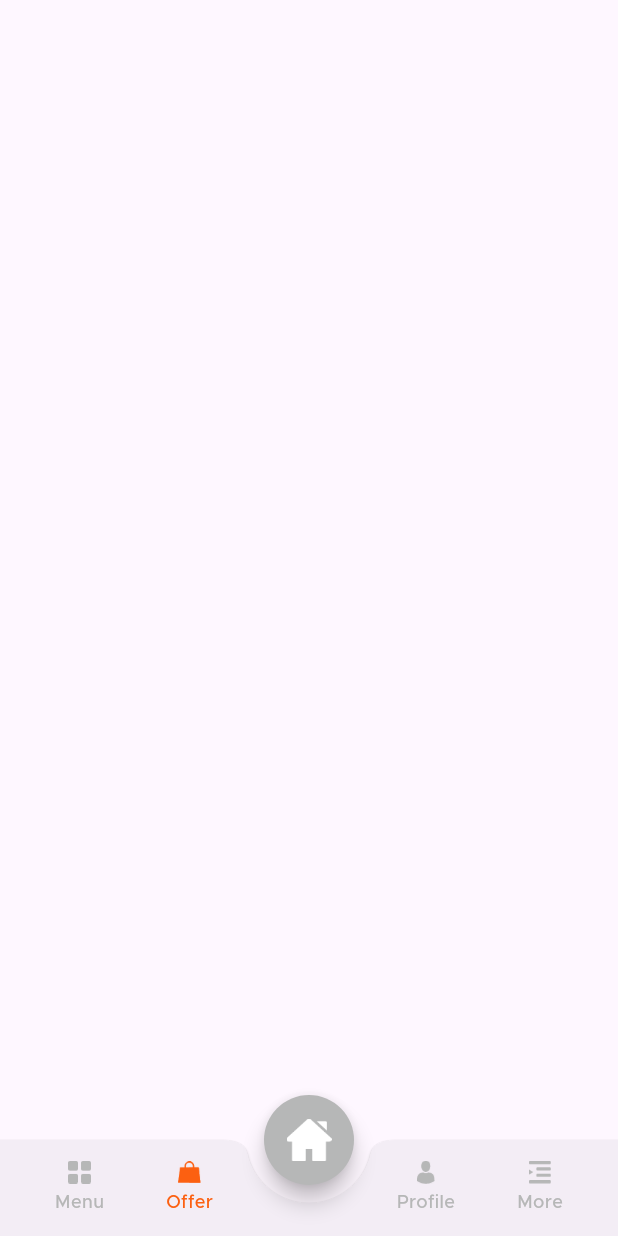
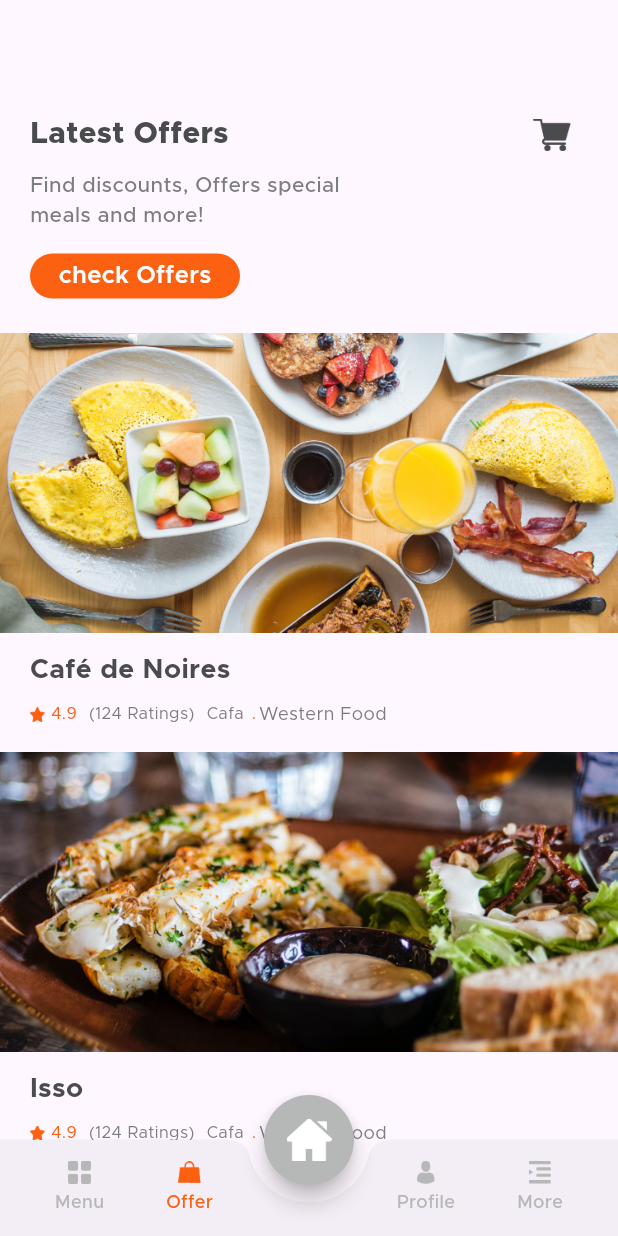
Before and after one commit to Suwas52/Food-Delivery-App-Frontend-UI-, a Flutter app: the screen it shows after launch, scrolled down 576 dp, after a tap on "Offer", on a phone screen of 412 x 824 dp. Run offline on Flutter 3.47's test engine with Material 3 defaults, Android fonts, the phone set to English and light mode, and no system bars; our stand-ins replace flutter_rating_bar; missing offline and left inert: otp_pin_field.

Commit message:
completed stellar offers tab and food details page

```diff
--- a/lib/common_widget/round_button.dart
+++ b/lib/common_widget/round_button.dart
@@ -8,7 +8,8 @@ class RoundButton extends StatelessWidget {
   final VoidCallback onPressed;
   final String title;
   final RoundButtonType type;
-  const RoundButton({super.key, required this.title, required this.onPressed, this.type = RoundButtonType.bgPrimary });
+  final double fontSize;
+  const RoundButton({super.key, required this.title, required this.onPressed, this.fontSize = 16, this.type = RoundButtonType.bgPrimary });
 
   @override
   Widget build(BuildContext context) {
--- a/lib/view/main_tabview/main_tabview.dart
+++ b/lib/view/main_tabview/main_tabview.dart
@@ -3,6 +3,7 @@ import 'package:frontend_ui/common/color_extension.dart';
 import 'package:frontend_ui/common_widget/tab_button.dart';
 import 'package:frontend_ui/view/home/home_view.dart';
 import 'package:frontend_ui/view/menu/menu_view.dart';
+import 'package:frontend_ui/view/offer/offer_view.dart';
 
 class MainTabView extends StatefulWidget {
   const MainTabView({super.key});
@@ -76,7 +77,7 @@ class _MainTabViewState extends State<MainTabView> {
                     onTap: () {
                       if (selectTab != 1) {
                         selectTab = 1;
-                        selectPageView = Container();
+                        selectPageView = const OfferView();
                       }
                       if (mounted) {
                         setState(() {});
--- /dev/null
+++ b/lib/view/offer/offer_view.dart
@@ -0,0 +1,156 @@
+import 'package:flutter/material.dart';
+
+import '../../common/color_extension.dart';
+import '../../common_widget/popular_restaurant_row.dart';
+import '../../common_widget/round_button.dart';
+
+class OfferView extends StatefulWidget {
+  const OfferView({super.key});
+
+  @override
+  State<OfferView> createState() => _OfferViewState();
+}
+
+class _OfferViewState extends State<OfferView> {
+  TextEditingController txtSearch = TextEditingController();
+
+  List offerArr = [
+    {
+      "image": "assets/img/offer_1.png",
+      "name": "Café de Noires",
+      "rate": "4.9",
+      "rating": "124",
+      "type": "Cafa",
+      "food_type": "Western Food"
+    },
+    {
+      "image": "assets/img/offer_2.png",
+      "name": "Isso",
+      "rate": "4.9",
+      "rating": "124",
+      "type": "Cafa",
+      "food_type": "Western Food"
+    },
+    {
+      "image": "assets/img/offer_3.png",
+      "name": "Cafe Beans",
+      "rate": "4.9",
+      "rating": "124",
+      "type": "Cafa",
+      "food_type": "Western Food"
+    },
+    {
+      "image": "assets/img/offer_1.png",
+      "name": "Café de Noires",
+      "rate": "4.9",
+      "rating": "124",
+      "type": "Cafa",
+      "food_type": "Western Food"
+    },
+    {
+      "image": "assets/img/offer_2.png",
+      "name": "Isso",
+      "rate": "4.9",
+      "rating": "124",
+      "type": "Cafa",
+      "food_type": "Western Food"
+    },
+    {
+      "image": "assets/img/offer_3.png",
+      "name": "Cafe Beans",
+      "rate": "4.9",
+      "rating": "124",
+      "type": "Cafa",
+      "food_type": "Western Food"
+    },
+  ];
+
+  @override
+  Widget build(BuildContext context) {
+    return Scaffold(
+      body: SingleChildScrollView(
+        child: Padding(
+          padding: const EdgeInsets.symmetric(vertical: 20),
+          child: Column(
+            crossAxisAlignment: CrossAxisAlignment.start,
+            children: [
+              const SizedBox(
+                height: 46,
+              ),
+              Padding(
+                padding: const EdgeInsets.symmetric(horizontal: 20),
+                child: Row(
+                  mainAxisAlignment: MainAxisAlignment.spaceBetween,
+                  children: [
+                    Text(
+                      "Latest Offers",
+                      style: TextStyle(
+                          color: TColor.primaryText,
+                          fontSize: 20,
+                          fontWeight: FontWeight.w800),
+                    ),
+                    IconButton(
+                      onPressed: () {
+                        Navigator.push(
+                            context,
+                            MaterialPageRoute(
+                                builder: (context) => Container()));
+                      },
+                      icon: Image.asset(
+                        "assets/img/shopping_cart.png",
+                        width: 25,
+                        height: 25,
+                      ),
+                    ),
+                  ],
+                ),
+              ),
+              Padding(
+                padding: const EdgeInsets.symmetric(horizontal: 20),
+                child: Column(
+                  crossAxisAlignment: CrossAxisAlignment.start,
+                  children: [
+                    Text(
+                      "Find discounts, Offers special\nmeals and more!",
+                      style: TextStyle(
+                          color: TColor.secondaryText,
+                          fontSize: 14,
+                          fontWeight: FontWeight.w500),
+                    ),
+                  ],
+                ),
+              ),
+              const SizedBox(
+                height: 15,
+              ),
+              Padding(
+                padding: const EdgeInsets.symmetric(horizontal: 20),
+                child: SizedBox(
+                  width: 140,
+                  height: 30,
+                  child: RoundButton(title: "check Offers", fontSize: 12 , onPressed: () {}),
+                ),
+              ),
+              const SizedBox(
+                height: 15,
+              ),
+              ListView.builder(
+                physics: const NeverScrollableScrollPhysics(),
+                shrinkWrap: true,
+                padding: EdgeInsets.zero,
+                itemCount: offerArr.length,
+                itemBuilder: ((context, index) {
+                  var pObj = offerArr[index] as Map? ?? {};
+                  return PopularRestaurantRow(
+                    pObj: pObj,
+                    onTap: () {},
+                  );
+                }),
+              ),
+            ],
+          ),
+        ),
+      ),
+    );
+  }
+}
```
